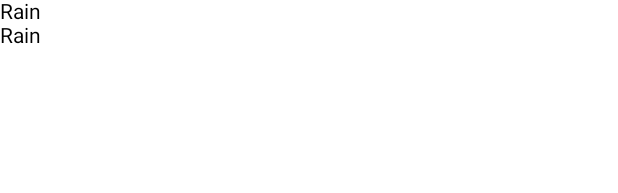
After one commit to Brian-Magomere-Igadwa/Food2Fork, an Android app built with Jetpack Compose: the @Preview function RecipeListScreen, on a phone screen of 412 x 824 dp. The commit adds this screen. Shown: the top 193 px of the screen. Run offline under Robolectric (Android 15) with nearby library versions, the phone set to English and light mode, and no system bars.

Commit message:
Create clean architecture package structure

```diff
--- a/app/src/main/java/design/propia/food2fork/ui/theme/Color.kt
+++ b/app/src/main/java/design/propia/food2fork/presentation/theme/Color.kt
@@ -1,4 +1,4 @@
-package design.propia.food2fork.ui.theme
+package design.propia.food2fork.presentation.ui
 
 import androidx.compose.ui.graphics.Color
 
--- a/app/src/main/java/design/propia/food2fork/ui/theme/Shape.kt
+++ b/app/src/main/java/design/propia/food2fork/presentation/theme/Shape.kt
@@ -1,4 +1,4 @@
-package design.propia.food2fork.ui.theme
+package design.propia.food2fork.presentation.ui
 
 import androidx.compose.foundation.shape.RoundedCornerShape
 import androidx.compose.material.Shapes
--- a/app/src/main/java/design/propia/food2fork/ui/theme/Theme.kt
+++ b/app/src/main/java/design/propia/food2fork/presentation/theme/Theme.kt
@@ -1,10 +1,11 @@
-package design.propia.food2fork.ui.theme
+package design.propia.food2fork.presentation.ui
 
 import androidx.compose.foundation.isSystemInDarkTheme
 import androidx.compose.material.MaterialTheme
 import androidx.compose.material.darkColors
 import androidx.compose.material.lightColors
 import androidx.compose.runtime.Composable
+import design.propia.food2fork.presentation.ui.Typography
 
 private val DarkColorPalette = darkColors(
     primary = Purple200,
--- a/app/src/main/java/design/propia/food2fork/ui/theme/Type.kt
+++ b/app/src/main/java/design/propia/food2fork/presentation/theme/Type.kt
@@ -1,4 +1,4 @@
-package design.propia.food2fork.ui.theme
+package design.propia.food2fork.presentation.ui
 
 import androidx.compose.material.Typography
 import androidx.compose.ui.text.TextStyle
--- /dev/null
+++ b/app/src/main/java/design/propia/food2fork/presentation/ui/recipe_list/RecipeListScreen.kt
@@ -0,0 +1,38 @@
+package design.propia.food2fork.presentation.ui.recipe_list
+
+import androidx.compose.foundation.layout.*
+import androidx.compose.foundation.lazy.LazyColumn
+import androidx.compose.material.Card
+import androidx.compose.material.Surface
+import androidx.compose.material.Text
+import androidx.compose.runtime.Composable
+import androidx.compose.ui.Modifier
+import androidx.compose.ui.tooling.preview.Preview
+import androidx.compose.ui.unit.dp
+
+@Preview
+@Composable
+fun RecipeListScreen() {
+    Box() {
+        Column(modifier = Modifier.fillMaxSize()) {
+
+
+            Surface(content = {
+
+
+                Surface(content = {
+                    Text(text = "Rain")
+                })
+                Surface(content = {
+                    Text(text = "Rain")
+                })
+                Surface(content = {
+                    Text(text = "Rain")
+                })
+            })
+
+            Text(text = "Rain")
+        }
+    }
+
+}
--- a/build.gradle
+++ b/build.gradle
@@ -1,3 +1,4 @@
+import dependencies.Versions
 buildscript {
     ext {
         compose_ui_version = '1.1.1'
```
Also changed, not shown: app/src/main/java/design/propia/food2fork/MainActivity.kt (+13 -1 lines), app/src/main/java/design/propia/food2fork/presentation/navigation/Screen.kt (added, +8 -0 lines).
